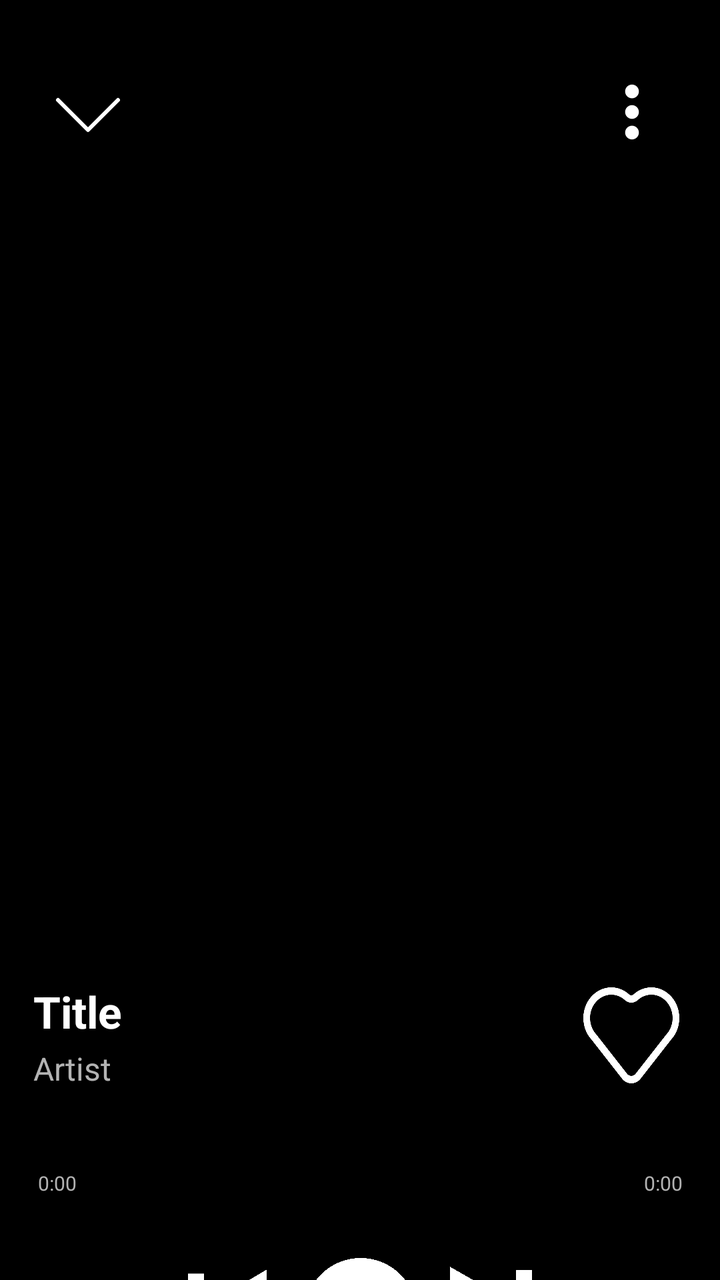
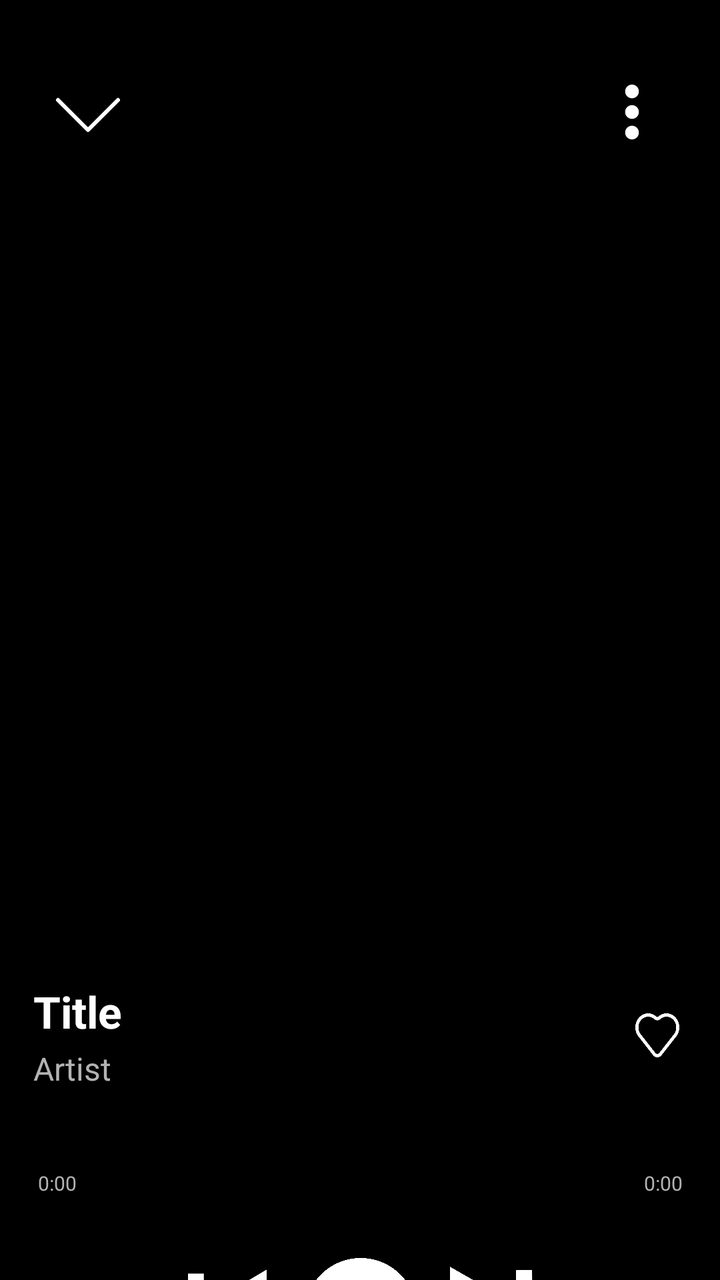

The first picture is an Android layout as it rendered before a commit; the second is the same layout after the commit. The layout source and the unified diff follow.
<!-- AndroidManifest.xml: application theme Theme.Purritify.Starting -->
<!-- res/layout/fragment_player.xml -->
<?xml version="1.0" encoding="utf-8"?>
<androidx.constraintlayout.widget.ConstraintLayout xmlns:android="http://schemas.android.com/apk/res/android"
    xmlns:app="http://schemas.android.com/apk/res-auto"
    xmlns:tools="http://schemas.android.com/tools"
    android:layout_width="match_parent"
    android:layout_height="match_parent"
    android:background="@color/black"
    android:paddingTop="32dp"
    android:paddingHorizontal="16dp">

    
    <androidx.constraintlayout.widget.ConstraintLayout
        android:id="@+id/buttonContainer"
        android:layout_width="match_parent"
        android:layout_height="wrap_content"
        android:background="@android:color/transparent"
        app:layout_constraintBaseline_toTopOf="parent"
        app:layout_constraintEnd_toEndOf="parent"
        app:layout_constraintStart_toStartOf="parent"
        app:layout_constraintTop_toTopOf="parent">

        
        <ImageButton
            android:id="@+id/closeButton"
            android:layout_width="48dp"
            android:layout_height="48dp"
            android:layout_margin="4dp"
            android:backgroundTint="@android:color/transparent"
            android:contentDescription="@string/close_player_screen"
            android:src="@drawable/caret"
            app:layout_constraintBaseline_toTopOf="parent"
            app:layout_constraintStart_toStartOf="parent" />

        
        <ImageButton
            android:id="@+id/moreButton"
            android:layout_width="48dp"
            android:layout_height="48dp"
            android:layout_margin="4dp"
            android:background="@android:color/transparent"
            android:contentDescription="@string/close_player_screen"
            android:src="@drawable/more"
            app:layout_constraintBaseline_toTopOf="parent"
            app:layout_constraintEnd_toEndOf="parent" />

    </androidx.constraintlayout.widget.ConstraintLayout>

    
    <ImageView
        android:id="@+id/songCover"
        android:layout_width="327dp"
        android:layout_height="327dp"
        android:contentDescription="@string/song_cover"
        app:layout_constraintStart_toStartOf="parent"
        app:layout_constraintTop_toBottomOf="@id/buttonContainer"
        app:layout_constraintEnd_toEndOf="parent"
        android:layout_marginTop="60dp" />

    
    <androidx.constraintlayout.widget.ConstraintLayout
        android:id="@+id/songDataContainer"
        android:layout_width="0dp"
        android:layout_height="53dp"
        app:layout_constraintStart_toStartOf="@id/songCover"
        app:layout_constraintEnd_toEndOf="@id/songCover"
        app:layout_constraintTop_toBottomOf="@id/songCover"
        android:layout_marginTop="24dp"
        android:clipToPadding="false"
        android:clipChildren="false" >

        
        <TextView
            android:id="@+id/songTitle"
            android:layout_width="0dp"
            android:layout_height="wrap_content"
            android:text="@string/title"
            android:maxLines="1"
            android:textSize="22sp"
            android:textStyle="bold"
            android:textColor="@color/white"

            app:layout_constraintWidth_percent="0.8"
            app:layout_constraintStart_toStartOf="@id/songDataContainer"
            app:layout_constraintTop_toTopOf="@id/songDataContainer"
            />
        
        
        <TextView
            android:id="@+id/songArtist"
            android:layout_width="0dp"
            android:layout_height="wrap_content"
            android:text="@string/artist"
            android:maxLines="1"
            android:textSize="16sp"
            android:textColor="#B3B3B3"
            android:layout_marginTop="3dp"

            app:layout_constraintWidth_percent="0.8"
            app:layout_constraintStart_toStartOf="@id/songDataContainer"
            app:layout_constraintTop_toBottomOf="@id/songTitle"
            />

        
        <ImageButton
            android:id="@+id/heartButton"
            android:layout_width="48dp"
            android:layout_height="48dp"
            android:background="@android:color/transparent"
            android:contentDescription="@string/close_player_screen"
            android:src="@drawable/heart"
            android:layout_margin="4dp"
            app:layout_constraintTop_toTopOf="parent"
            app:layout_constraintBottom_toBottomOf="parent"
            app:layout_constraintEnd_toEndOf="parent"
            />

    </androidx.constraintlayout.widget.ConstraintLayout>

    
    <androidx.constraintlayout.widget.ConstraintLayout
        android:id="@+id/durationBar"
        android:layout_width="0dp"
        android:layout_height="45dp"
        app:layout_constraintEnd_toEndOf="@id/songCover"
        app:layout_constraintStart_toStartOf="@id/songCover"
        app:layout_constraintTop_toBottomOf="@+id/songDataContainer"
        android:layout_marginTop="@dimen/view_margin"
        >

        <SeekBar
            android:id="@+id/songSeekBar"
            android:layout_width="0dp"
            android:layout_height="wrap_content"
            android:layout_marginStart="-10dp"
            android:layout_marginEnd="-10dp"
            android:backgroundTint="@color/white"
            android:padding="0dp"
            android:progressBackgroundTint="@color/white"
            android:progressTint="@color/white"

            android:splitTrack="false"
            android:thumbTint="@color/white"
            app:layout_constraintBottom_toBottomOf="parent"
            app:layout_constraintEnd_toEndOf="parent"

            app:layout_constraintStart_toStartOf="parent"
            app:layout_constraintTop_toTopOf="parent" />

        <TextView
            android:id="@+id/songDurationAt"
            android:layout_width="wrap_content"
            android:layout_height="wrap_content"
            android:layout_marginStart="12dp"
            android:layout_marginTop="2dp"
            android:text="@string/_0_00"
            android:textColor="#B2B2B2"

            android:textSize="10sp"
            app:layout_constraintStart_toStartOf="@id/songSeekBar"

            app:layout_constraintTop_toBottomOf="@id/songSeekBar"
            tools:ignore="SmallSp" />

        <TextView
            android:id="@+id/songDurationTo"
            android:layout_width="wrap_content"
            android:layout_height="wrap_content"
            android:layout_marginTop="2dp"
            android:layout_marginEnd="12dp"
            android:text="@string/_0_00"
            android:textColor="#B2B2B2"

            android:textSize="10sp"
            app:layout_constraintEnd_toEndOf="@id/songSeekBar"

            app:layout_constraintTop_toBottomOf="@id/songSeekBar"
            tools:ignore="SmallSp" />

    </androidx.constraintlayout.widget.ConstraintLayout>

    
    <androidx.constraintlayout.widget.ConstraintLayout
        android:id="@+id/songController"
        android:layout_width="189dp"
        android:layout_height="56dp"
        app:layout_constraintTop_toBottomOf="@id/durationBar"
        app:layout_constraintStart_toStartOf="parent"
        app:layout_constraintEnd_toEndOf="parent"
        android:layout_marginTop="24dp">

        
        <ImageButton
            android:id="@+id/prevButton"
            android:layout_width="48dp"
            android:layout_height="48dp"
            android:background="@android:color/transparent"
            android:contentDescription="@string/previous_song"
            android:src="@drawable/prev"
            android:layout_margin="4dp"
            app:layout_constraintTop_toTopOf="parent"
            app:layout_constraintBottom_toBottomOf="parent"
            app:layout_constraintStart_toStartOf="parent" />

        
        <FrameLayout
            android:id="@+id/pausePlayContainer"
            android:layout_width="56dp"
            android:layout_height="56dp"
            android:background="@drawable/circle"
            android:clickable="true"
            android:focusable="true"
            app:layout_constraintStart_toStartOf="parent"
            app:layout_constraintEnd_toEndOf="parent"
            app:layout_constraintBaseline_toBaselineOf="parent">

            
            <ImageView
                android:id="@+id/playIcon"
                android:layout_width="match_parent"
                android:layout_height="match_parent"
                android:contentDescription="@string/play_button"
                android:src="@drawable/play"
                android:scaleType="centerInside"
                android:visibility="gone"
                android:alpha="0.0"
                android:layout_marginStart="4dp"/>

            
            <ImageView
                android:id="@+id/pauseIcon"
                android:layout_width="match_parent"
                android:layout_height="match_parent"
                android:contentDescription="@string/pause_button"
                android:src="@drawable/pause"
                android:scaleType="centerInside"
                android:visibility="visible"
                android:alpha="1.0" />

        </FrameLayout>
        
        
        <ImageButton
            android:id="@+id/nextButton"
            android:layout_width="48dp"
            android:layout_height="48dp"
            android:background="@android:color/transparent"
            android:contentDescription="@string/next_song"
            android:src="@drawable/next"
            android:layout_margin="4dp"
            app:layout_constraintTop_toTopOf="parent"
            app:layout_constraintBottom_toBottomOf="parent"
            app:layout_constraintEnd_toEndOf="parent" />

    </androidx.constraintlayout.widget.ConstraintLayout>

</androidx.constraintlayout.widget.ConstraintLayout>
<!-- resources referenced by this layout -->
<resources>
  <color name="black">#FF000000</color>
  <color name="white">#FFFFFFFF</color>
  <dimen name="view_margin">16dp</dimen>
  <!-- drawable caret (drawable) -->
  <vector xmlns:android="http://schemas.android.com/apk/res/android"
      android:width="24dp"
      android:height="24dp"
      android:viewportWidth="24"
      android:viewportHeight="24">
    <path
        android:strokeWidth="1"
        android:pathData="M19.5,9L12,16.5L4.5,9"
        android:strokeLineJoin="round"
        android:fillColor="#00000000"
        android:strokeColor="#ffffff"
        android:strokeLineCap="round"/>
  </vector>
  <!-- drawable circle (drawable) -->
  <vector xmlns:android="http://schemas.android.com/apk/res/android"
      android:width="56dp"
      android:height="56dp"
      android:viewportWidth="56"
      android:viewportHeight="56">
    <path
        android:pathData="M28,28m-28,0a28,28 0,1 1,56 0a28,28 0,1 1,-56 0"
        android:fillColor="#ffffff"/>
  </vector>
  <!-- drawable next (drawable) -->
  <vector xmlns:android="http://schemas.android.com/apk/res/android"
      android:width="19dp"
      android:height="21dp"
      android:viewportWidth="19"
      android:viewportHeight="21">
    <path
        android:pathData="M0.168,20.151L14.497,11.632L14.56,19.121L18.16,19.09L18.007,0.909L14.407,0.939L14.47,8.428L0,0.151L0.168,20.151Z"
        android:fillColor="#ffffff"/>
  </vector>
  <!-- drawable pause (drawable) -->
  <vector xmlns:android="http://schemas.android.com/apk/res/android"
      android:width="13dp"
      android:height="16dp"
      android:viewportWidth="13"
      android:viewportHeight="16">
    <path
        android:pathData="M0,0h4v16h-4z"
        android:fillColor="#000000"/>
    <path
        android:pathData="M8.8,0h4v16h-4z"
        android:fillColor="#000000"/>
  </vector>
  <!-- drawable play (drawable) -->
  <vector xmlns:android="http://schemas.android.com/apk/res/android"
      android:width="20dp"
      android:height="20dp"
      android:viewportWidth="20"
      android:viewportHeight="20">
    <path
        android:fillColor="#000000"
        android:pathData="M0,0 L0,20 L20,10 Z"/>
  </vector>
  <!-- drawable prev (drawable) -->
  <vector xmlns:android="http://schemas.android.com/apk/res/android"
      android:width="18dp"
      android:height="22dp"
      android:viewportWidth="18"
      android:viewportHeight="22">
    <path
        android:pathData="M18,0.825L3.6,9.37V1.75H0V20.25H3.6V12.63L18,21.175V0.825Z"
        android:fillColor="#ffffff"/>
  </vector>
  <string name="_0_00">0:00</string>
  <string name="artist">Artist</string>
  <string name="close_player_screen">Close player screen</string>
  <string name="next_song">Next song</string>
  <string name="pause_button">Pause button</string>
  <string name="play_button">Play button</string>
  <string name="previous_song">Previous Song</string>
  <string name="song_cover">Song cover</string>
  <string name="title">Title</string>
  <style name="Theme.Purritify.Starting" parent="Theme.SplashScreen">
          
          <item name="windowSplashScreenBackground">#121212</item>
          
          <item name="windowSplashScreenAnimatedIcon">@drawable/splash_screen_logo</item>
          
          <item name="postSplashScreenTheme">@style/Theme.Purritify</item>
      </style>
  <!-- drawable splash_screen_logo (drawable) -->
  <?xml version="1.0" encoding="utf-8"?>
  <layer-list xmlns:android="http://schemas.android.com/apk/res/android">
      <item
          android:width="@dimen/splash_screen_icon_size"
          android:height="@dimen/splash_screen_icon_size"
          android:drawable="@mipmap/ic_launcher"
          android:gravity="center" />
  </layer-list>
  <style name="Theme.Purritify" parent="Base.Theme.Purritify" />
  <dimen name="splash_screen_icon_size">112dp</dimen>
  <style name="Base.Theme.Purritify" parent="Theme.Material3.DayNight.NoActionBar">
          
          
      </style>
  <!-- unchanged entries left out for length: 2 -->
</resources>

<!-- the commit's change to res/layout/fragment_player.xml (unified diff, before → after) -->
@@ -103,8 +103,8 @@
         
         <ImageButton
             android:id="@+id/heartButton"
-            android:layout_width="48dp"
-            android:layout_height="48dp"
+            android:layout_width="wrap_content"
+            android:layout_height="wrap_content"
             android:background="@android:color/transparent"
             android:contentDescription="@string/close_player_screen"
             android:src="@drawable/heart"
